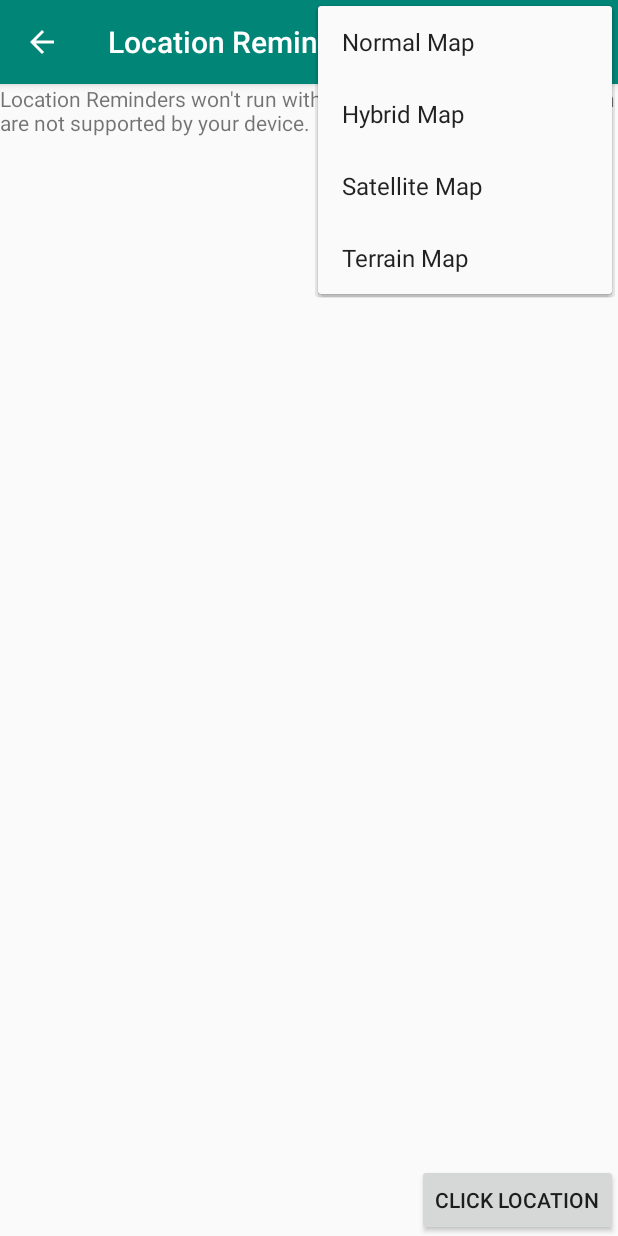
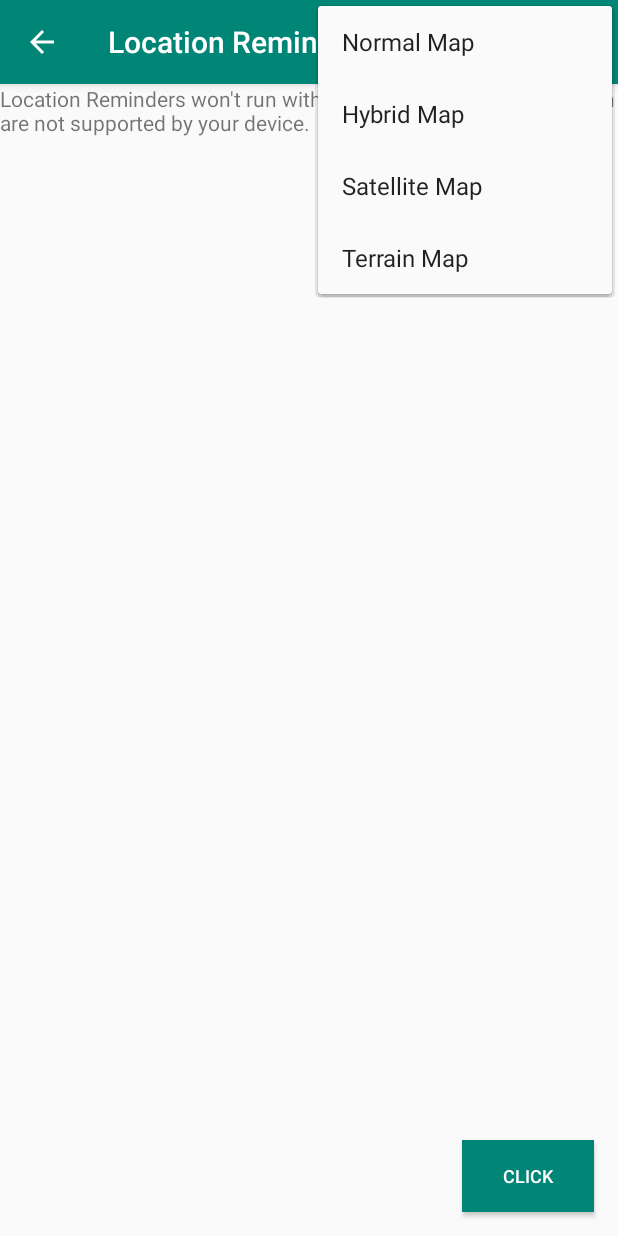
Before and after one commit to Ayodeji97/LocationRemainderApp, an Android app: the SelectLocationFragment screen opened through its navigation route, with the options menu open, on a phone screen of 412 x 824 dp. Run offline under Robolectric (Android 15) with nearby library versions, the phone set to English and light mode, and no system bars; our stand-ins replace Room's generated code, data binding; libraries missing offline, so code that uses them is left out: androidx.test.espresso, com.firebase.ui; 5 statements that could not run were skipped.

```diff
--- a/app/src/main/res/layout/fragment_select_location.xml
+++ b/app/src/main/res/layout/fragment_select_location.xml
@@ -26,7 +26,12 @@
             android:id="@+id/position_click"
             android:layout_width="wrap_content"
             android:layout_height="wrap_content"
-            android:text="Click Location"
+            android:text="Click"
+            android:textSize="12sp"
+            android:layout_marginEnd="16dp"
+            android:layout_marginBottom="16dp"
+            android:textColor="@color/white"
+            android:background="@color/colorPrimary"
             app:layout_constraintBottom_toBottomOf="parent"
             app:layout_constraintEnd_toEndOf="parent" />
 
```
Also changed, not shown: app/src/main/java/com/udacity/project4/locationreminders/savereminder/selectreminderlocation/SelectLocationFragment.kt (+4 -4 lines).
